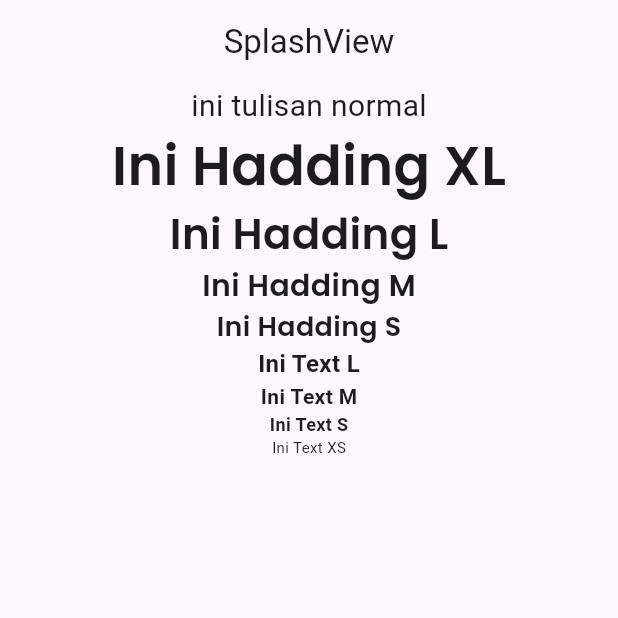
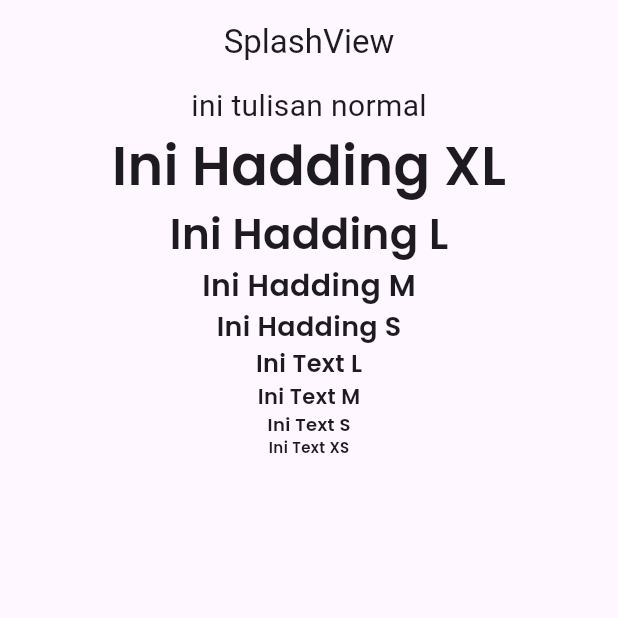
Before and after one commit to alliffianis/flutter_1, a Flutter app: the screen it shows after launch, on a phone screen of 412 x 824 dp, the top half of it. Run offline on Flutter 3.47's test engine with Material 3 defaults, Android fonts, the light colour scheme and no system bars; our stand-ins replace get, google_fonts.

Commit message:
feat fontfamilies text

```diff
--- a/lib/app/modules/splash/views/splash_view.dart
+++ b/lib/app/modules/splash/views/splash_view.dart
@@ -29,19 +29,18 @@ class SplashView extends GetView<SplashController> {
           ),
           Texts.headingM("Ini Hadding M", fontFamilies: FontFamilies.poppins),
           Texts.headingS("Ini Hadding S", fontFamilies: FontFamilies.poppins),
-          Texts.textL(
-            "Ini Text L",
-            fontWeights: FontWeights.bold,
-          ),
-          Texts.textM(
-            "Ini Text M",
-            fontWeights: FontWeights.bold,
-          ),
-          Texts.textS(
-            "Ini Text S",
-            fontWeights: FontWeights.bold,
-          ),
-          Texts.textXS("Ini Text XS"),
+          Texts.textL("Ini Text L",
+              fontWeights: FontWeights.bold,
+              fontFamilies: FontFamilies.poppins),
+          Texts.textM("Ini Text M",
+              fontWeights: FontWeights.bold,
+              fontFamilies: FontFamilies.poppins),
+          Texts.textS("Ini Text S",
+              fontWeights: FontWeights.bold,
+              fontFamilies: FontFamilies.poppins),
+          Texts.textXS("Ini Text XS",
+              fontWeights: FontWeights.bold,
+              fontFamilies: FontFamilies.poppins),
         ]),
       ),
     );
--- a/lib/app/widgets/texts.dart
+++ b/lib/app/widgets/texts.dart
@@ -84,54 +84,86 @@ class Texts {
     );
   }
 
-  static Text textL(
-    String text, {
-    FontWeights fontWeights = FontWeights.regular,
-  }) {
+  static Text textL(String text,
+      {FontWeights fontWeights = FontWeights.regular,
+      FontFamilies fontFamilies = FontFamilies.poppins}) {
     return Text(
       text,
-      style: TextStyle(
+      style: _mapFontFamilies(fontFamilies) == "Poppins"
+          ? GoogleFonts.poppins(
+              textStyle: const TextStyle(
                 fontSize: 16,
-        fontWeight: _mapFontWeights(fontWeights),
+                fontWeight: FontWeight.w600,
+              ),
+            )
+          : GoogleFonts.plusJakartaSans(
+              textStyle: const TextStyle(
+                fontSize: 16,
+                fontWeight: FontWeight.w600,
+              ),
             ),
     );
   }
 
-  static Text textM(
-    String text, {
-    FontWeights fontWeights = FontWeights.regular,
-  }) {
+  static Text textM(String text,
+      {FontWeights fontWeights = FontWeights.regular,
+      FontFamilies fontFamilies = FontFamilies.poppins}) {
     return Text(
       text,
-      style: TextStyle(
+      style: _mapFontFamilies(fontFamilies) == "Poppins"
+          ? GoogleFonts.poppins(
+              textStyle: const TextStyle(
                 fontSize: 14,
-        fontWeight: _mapFontWeights(fontWeights),
+                fontWeight: FontWeight.w600,
+              ),
+            )
+          : GoogleFonts.plusJakartaSans(
+              textStyle: const TextStyle(
+                fontSize: 14,
+                fontWeight: FontWeight.w600,
+              ),
             ),
     );
   }
 
-  static Text textS(
-    String text, {
-    FontWeights fontWeights = FontWeights.regular,
-  }) {
+  static Text textS(String text,
+      {FontWeights fontWeights = FontWeights.regular,
+      FontFamilies fontFamilies = FontFamilies.poppins}) {
     return Text(
       text,
-      style: TextStyle(
+      style: _mapFontFamilies(fontFamilies) == "Poppins"
+          ? GoogleFonts.poppins(
+              textStyle: const TextStyle(
                 fontSize: 12,
-        fontWeight: _mapFontWeights(fontWeights),
+                fontWeight: FontWeight.w600,
+              ),
+            )
+          : GoogleFonts.plusJakartaSans(
+              textStyle: const TextStyle(
+                fontSize: 12,
+                fontWeight: FontWeight.w600,
+              ),
             ),
     );
   }
 
-  static Text textXS(
-    String text, {
-    FontWeights fontWeights = FontWeights.regular,
-  }) {
+  static Text textXS(String text,
+      {FontWeights fontWeights = FontWeights.regular,
+      FontFamilies fontFamilies = FontFamilies.poppins}) {
     return Text(
       text,
-      style: TextStyle(
+      style: _mapFontFamilies(fontFamilies) == "Poppins"
+          ? GoogleFonts.poppins(
+              textStyle: const TextStyle(
                 fontSize: 10,
-        fontWeight: _mapFontWeights(fontWeights),
+                fontWeight: FontWeight.w600,
+              ),
+            )
+          : GoogleFonts.plusJakartaSans(
+              textStyle: const TextStyle(
+                fontSize: 10,
+                fontWeight: FontWeight.w600,
+              ),
             ),
     );
   }
```
Lines whose indentation alone changed are shown as unchanged.
